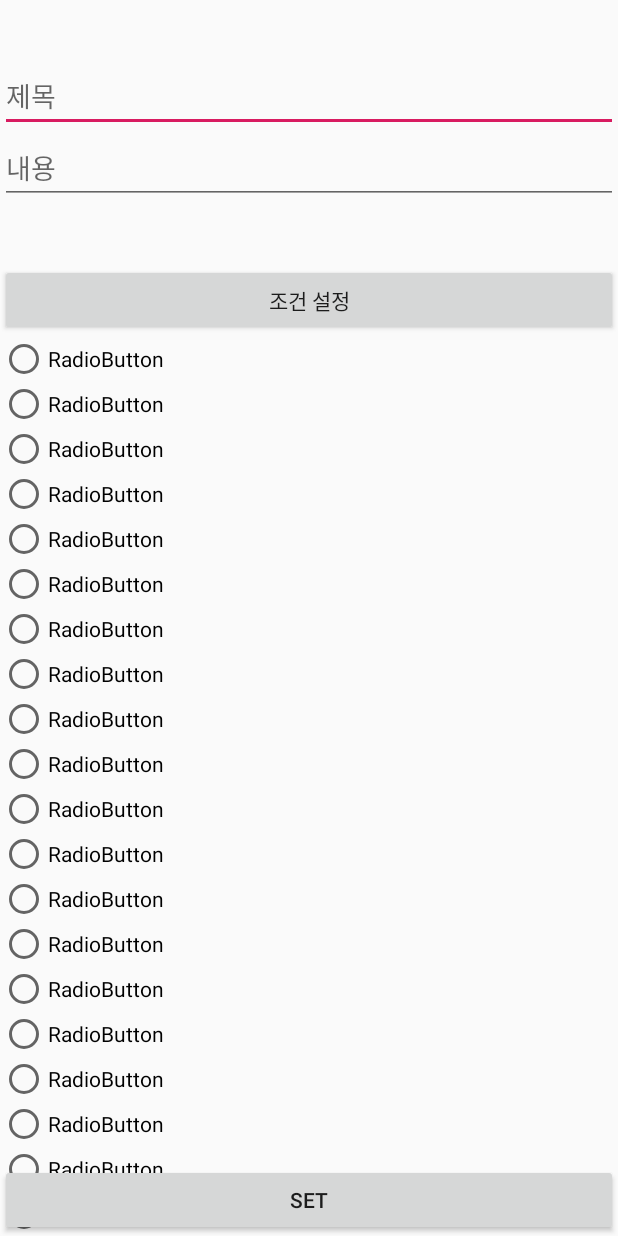
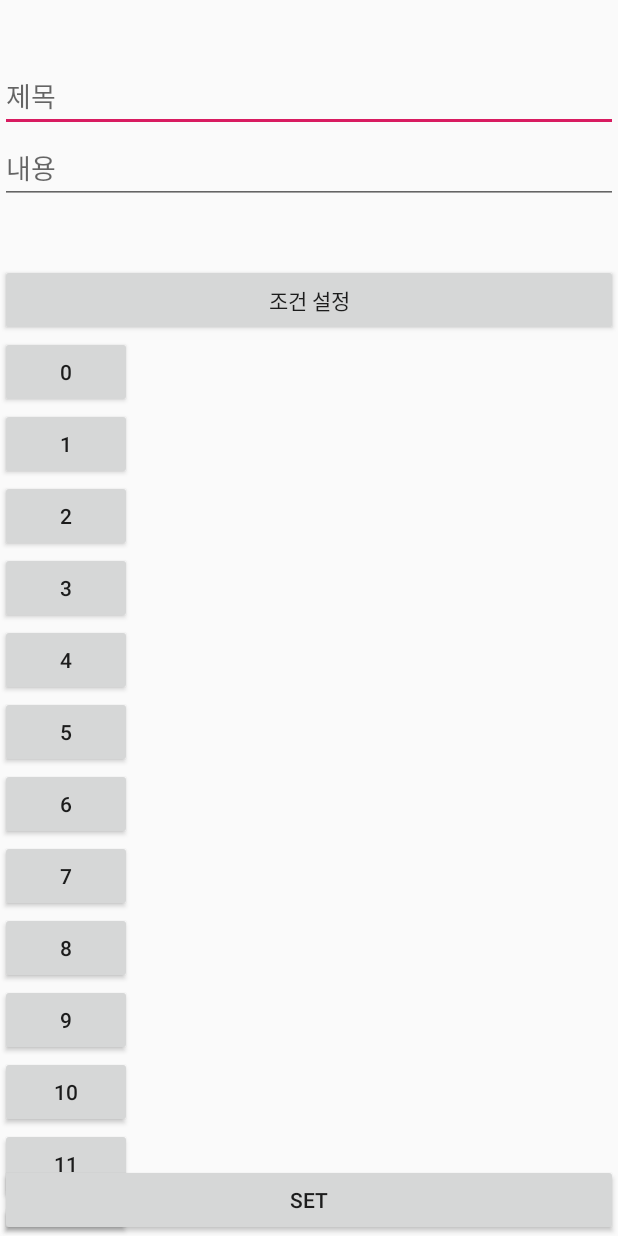
Before and after one commit to Eungu-Kwon/Notice-app, an Android app: the fragment FragmentMonth placed in its activity, on a phone screen of 412 x 824 dp. Run offline under Robolectric (Android 15) with nearby library versions, the phone set to English and light mode, and no system bars; 1 statement that could not run was skipped.

Commit message:
(8/12) Fix

```diff
--- a/app/src/main/java/com/eungu/notice/MainActivity.java
+++ b/app/src/main/java/com/eungu/notice/MainActivity.java
@@ -46,9 +46,6 @@ public class MainActivity extends AppCompatActivity {
                 startActivity(intent);
             }
         });
-
-        recyclerView = findViewById(R.id.alarmlist);
-        recyclerView.setLayoutManager(new LinearLayoutManager(this));
     }
 
     @Override
@@ -92,6 +89,9 @@ public class MainActivity extends AppCompatActivity {
     void init_list(){
         list = new ArrayList<>();
         listAdapter = new AlarmListAdapter(getApplicationContext(), list);
+
+        recyclerView = findViewById(R.id.alarmlist);
+        recyclerView.setLayoutManager(new LinearLayoutManager(this));
         recyclerView.setAdapter(listAdapter);
     }
 
@@ -106,8 +106,6 @@ public class MainActivity extends AppCompatActivity {
             Log.i("No."+i, dbData.getContent()+".");
             list.add(item);
         }
-
-
 
         listAdapter.notifyDataSetChanged();
     }
--- a/app/src/main/java/com/eungu/notice/fragments/FragmentMonth.java
+++ b/app/src/main/java/com/eungu/notice/fragments/FragmentMonth.java
@@ -7,6 +7,8 @@ import android.support.v4.app.Fragment;
 import android.view.LayoutInflater;
 import android.view.View;
 import android.view.ViewGroup;
+import android.widget.Button;
+import android.widget.LinearLayout;
 
 import com.eungu.notice.R;
 
@@ -15,6 +17,19 @@ public class FragmentMonth extends Fragment {
     @Override
     public View onCreateView(@NonNull LayoutInflater inflater, @Nullable ViewGroup container, @Nullable Bundle savedInstanceState) {
         View view = inflater.inflate(R.layout.f_alarm_month, container, false);
+        LinearLayout fr = view.findViewById(R.id.frame_month);
+
+        Button[] month_btn = new Button[31];
+
+        for(int i = 0; i < 31; i++){
+            month_btn[i] = new Button(getActivity());
+            LinearLayout.LayoutParams bottomButtonParams = new LinearLayout.LayoutParams
+                    (ViewGroup.LayoutParams.WRAP_CONTENT,
+                            ViewGroup.LayoutParams.WRAP_CONTENT);
+            month_btn[i].setLayoutParams(bottomButtonParams);
+            month_btn[i].setText(i + "");
+            fr.addView(month_btn[i]);
+        }
         return view;
     }
 }
--- a/app/src/main/res/layout/f_alarm_month.xml
+++ b/app/src/main/res/layout/f_alarm_month.xml
@@ -2,132 +2,11 @@
 <RelativeLayout xmlns:android="http://schemas.android.com/apk/res/android"
     android:layout_width="match_parent" android:layout_height="match_parent">
 
-    <RadioGroup
-        android:layout_width="wrap_content"
-        android:layout_height="wrap_content" >
+    <LinearLayout
+        android:id="@+id/frame_month"
+        android:layout_width="match_parent"
+        android:layout_height="match_parent"
+        android:orientation="vertical">
 
-        <RadioButton
-            android:id="@+id/radioButton"
-            android:layout_width="wrap_content"
-            android:layout_height="wrap_content"
-            android:layout_weight="1"
-            android:text="RadioButton" />
-
-        <RadioButton
-            android:id="@+id/radioButton2"
-            android:layout_width="wrap_content"
-            android:layout_height="wrap_content"
-            android:layout_weight="1"
-            android:text="RadioButton" />
-        <RadioButton
-            android:id="@+id/radioButton3"
-            android:layout_width="wrap_content"
-            android:layout_height="wrap_content"
-            android:layout_weight="1"
-            android:text="RadioButton" />
-        <RadioButton
-            android:id="@+id/radioButton4"
-            android:layout_width="wrap_content"
-            android:layout_height="wrap_content"
-            android:layout_weight="1"
-            android:text="RadioButton" />
-        <RadioButton
-            android:id="@+id/radioButton5"
-            android:layout_width="wrap_content"
-            android:layout_height="wrap_content"
-            android:layout_weight="1"
-            android:text="RadioButton" />
-        <RadioButton
-            android:id="@+id/radioButton6"
-            android:layout_width="wrap_content"
-            android:layout_height="wrap_content"
-            android:layout_weight="1"
-            android:text="RadioButton" />
-        <RadioButton
-            android:id="@+id/radioButton7"
-            android:layout_width="wrap_content"
-            android:layout_height="wrap_content"
-            android:layout_weight="1"
-            android:text="RadioButton" />
-        <RadioButton
-            android:id="@+id/radioButton8"
-            android:layout_width="wrap_content"
-            android:layout_height="wrap_content"
-            android:layout_weight="1"
-            android:text="RadioButton" />
-        <RadioButton
-            android:id="@+id/radioButton9"
-            android:layout_width="wrap_content"
-            android:layout_height="wrap_content"
-            android:layout_weight="1"
-            android:text="RadioButton" />
-        <RadioButton
-            android:id="@+id/radioButton10"
-            android:layout_width="wrap_content"
-            android:layout_height="wrap_content"
-            android:layout_weight="1"
-            android:text="RadioButton" />
-        <RadioButton
-            android:id="@+id/radioButton11"
-            android:layout_width="wrap_content"
-            android:layout_height="wrap_content"
-            android:layout_weight="1"
-            android:text="RadioButton" />
-        <RadioButton
-            android:id="@+id/radioButton12"
-            android:layout_width="wrap_content"
-            android:layout_height="wrap_content"
-            android:layout_weight="1"
-            android:text="RadioButton" />
-        <RadioButton
-            android:id="@+id/radioButton13"
-            android:layout_width="wrap_content"
-            android:layout_height="wrap_content"
-            android:layout_weight="1"
-            android:text="RadioButton" />
-        <RadioButton
-            android:id="@+id/radioButton14"
-            android:layout_width="wrap_content"
-            android:layout_height="wrap_content"
-            android:layout_weight="1"
-            android:text="RadioButton" />
-        <RadioButton
-            android:id="@+id/radioButton15"
-            android:layout_width="wrap_content"
-            android:layout_height="wrap_content"
-            android:layout_weight="1"
-            android:text="RadioButton" />
-        <RadioButton
-            android:id="@+id/radioButton16"
-            android:layout_width="wrap_content"
-            android:layout_height="wrap_content"
-            android:layout_weight="1"
-            android:text="RadioButton" />
-        <RadioButton
-            android:id="@+id/radioButton17"
-            android:layout_width="wrap_content"
-            android:layout_height="wrap_content"
-            android:layout_weight="1"
-            android:text="RadioButton" />
-        <RadioButton
-            android:id="@+id/radioButton18"
-            android:layout_width="wrap_content"
-            android:layout_height="wrap_content"
-            android:layout_weight="1"
-            android:text="RadioButton" />
-        <RadioButton
-            android:id="@+id/radioButton19"
-            android:layout_width="wrap_content"
-            android:layout_height="wrap_content"
-            android:layout_weight="1"
-            android:text="RadioButton" />
-        <RadioButton
-            android:id="@+id/radioButton20"
-            android:layout_width="wrap_content"
-            android:layout_height="wrap_content"
-            android:layout_weight="1"
-            android:text="RadioButton" />
-
-
-    </RadioGroup>
+    </LinearLayout>
 </RelativeLayout>
```
